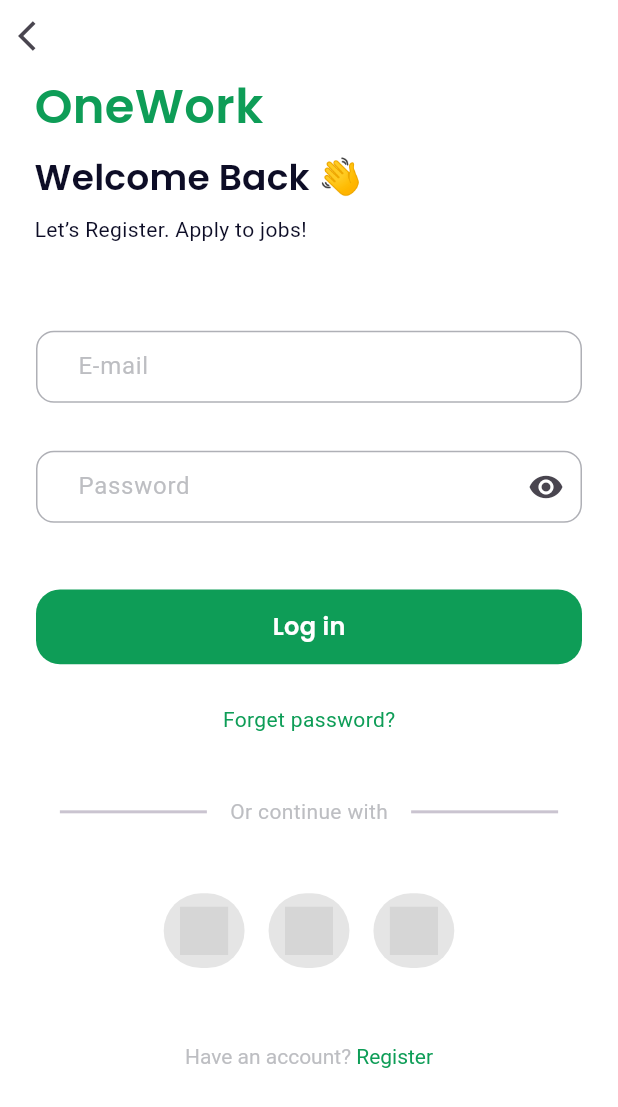
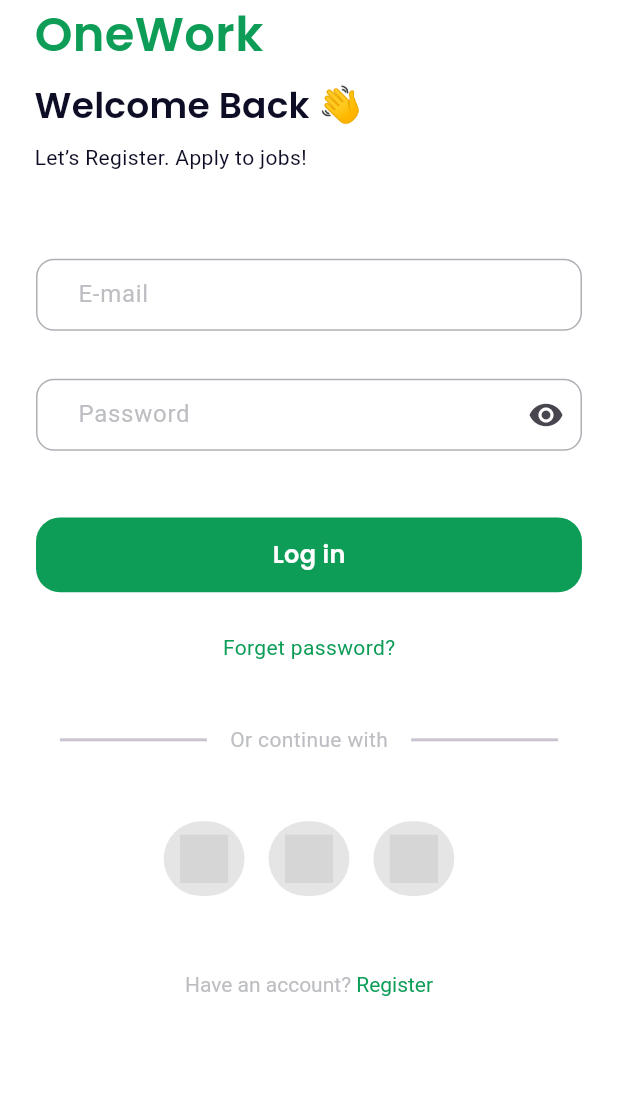
Before and after one commit to bek-n/OneWork, a Flutter app: the LoginPage screen opened directly, on a phone screen of 412 x 824 dp. Shown: the top 1107 px of the screen. Run offline on Flutter 3.47's test engine with Material 2 defaults, Android fonts, the phone set to English and light mode, and no system bars; our stand-ins replace dio, flutter_screenutil, google_fonts, icons_plus, loading_animation_widget, shared_preferences and 1 more; missing offline and left inert: flutter_overboard; accounts and stored records are empty; grey boxes are pictures that could not be loaded.

Commit message:
fixing UI

```diff
--- a/lib/view/pages/auth/login_page.dart
+++ b/lib/view/pages/auth/login_page.dart
@@ -46,12 +46,6 @@ class _LoginPageState extends State<LoginPage> {
               mainAxisAlignment: MainAxisAlignment.start,
               crossAxisAlignment: CrossAxisAlignment.start,
               children: [
-                IconButton(
-                  onPressed: () {
-                    Navigator.pop(context);
-                  },
-                  icon: const Icon(Icons.arrow_back_ios),
-                ),
                 Padding(
                   padding: const EdgeInsets.only(left: 23),
                   child: Text(
@@ -81,7 +75,8 @@ class _LoginPageState extends State<LoginPage> {
             child: Column(
               children: [
                 Padding(
-                  padding: const EdgeInsets.symmetric(horizontal: 24, vertical: 16),
+                  padding:
+                      const EdgeInsets.symmetric(horizontal: 24, vertical: 16),
                   child: CustomTextFrom(
                     validator: (s) {
                       final bool emailValid = RegExp(
@@ -102,7 +97,8 @@ class _LoginPageState extends State<LoginPage> {
                   ),
                 ),
                 Padding(
-                  padding: const EdgeInsets.symmetric(horizontal: 24, vertical: 16),
+                  padding:
+                      const EdgeInsets.symmetric(horizontal: 24, vertical: 16),
                   child: CustomTextFrom(
                     controller: password,
                     hintext: '',
@@ -110,7 +106,7 @@ class _LoginPageState extends State<LoginPage> {
                     isObscure: true,
                     validator: (s) {
                       if (s?.isEmpty ?? true) {
-                          return"Please enter password";
+                        return "Please enter password";
                       }
                       return null;
                     },
@@ -129,7 +125,10 @@ class _LoginPageState extends State<LoginPage> {
                         email: email.text,
                         password: password.text,
                         onSuccess: () {
-                             Navigator.of(context).pushAndRemoveUntil(MaterialPageRoute(builder: (_)=>const HomePage()), (route) => false);
+                          Navigator.of(context).pushAndRemoveUntil(
+                              MaterialPageRoute(
+                                  builder: (_) => const HomePage()),
+                              (route) => false);
                         });
                   }
                 },
--- a/lib/view/pages/auth/register_page.dart
+++ b/lib/view/pages/auth/register_page.dart
@@ -1,3 +1,5 @@
+// ignore_for_file: prefer_const_constructors
+
 import 'package:flutter/material.dart';
 import 'package:flutter_screenutil/flutter_screenutil.dart';
 import 'package:one_work/view/domen/components/auth_button.dart';
```
Lines whose indentation alone changed are shown as unchanged.
